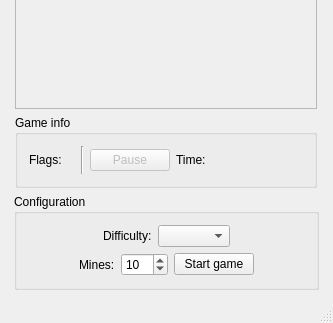
pavolmarak/minesweeper, file game_gui.ui: the form before one commit; both pictures show x 0 to 333 and y 294 to 617 of the 333 by 617 pixel window.
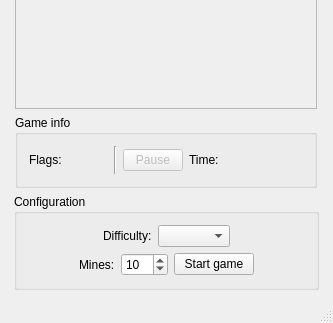
The form after the commit. Custom widgets are drawn as their Qt base class.

Commit message: Massive code reorganization is underway. Separating game logic from GUI.

What changed in the file:
```diff
--- a/game_gui.ui
+++ b/game_gui.ui
@@ -265,6 +265,18 @@
              </item>
              <item>
               <widget class="QLabel" name="flag_counter">
+               <property name="sizePolicy">
+                <sizepolicy hsizetype="Preferred" vsizetype="Preferred">
+                 <horstretch>0</horstretch>
+                 <verstretch>0</verstretch>
+                </sizepolicy>
+               </property>
+               <property name="minimumSize">
+                <size>
+                 <width>40</width>
+                 <height>0</height>
+                </size>
+               </property>
                <property name="text">
                 <string/>
                </property>
@@ -282,6 +294,24 @@
                <property name="enabled">
                 <bool>false</bool>
                </property>
+               <property name="sizePolicy">
+                <sizepolicy hsizetype="Fixed" vsizetype="Fixed">
+                 <horstretch>0</horstretch>
+                 <verstretch>0</verstretch>
+                </sizepolicy>
+               </property>
+               <property name="minimumSize">
+                <size>
+                 <width>60</width>
+                 <height>0</height>
+                </size>
+               </property>
+               <property name="maximumSize">
+                <size>
+                 <width>60</width>
+                 <height>16777215</height>
+                </size>
+               </property>
                <property name="mouseTracking">
                 <bool>true</bool>
                </property>
```
The commit also changes 12 other files.
